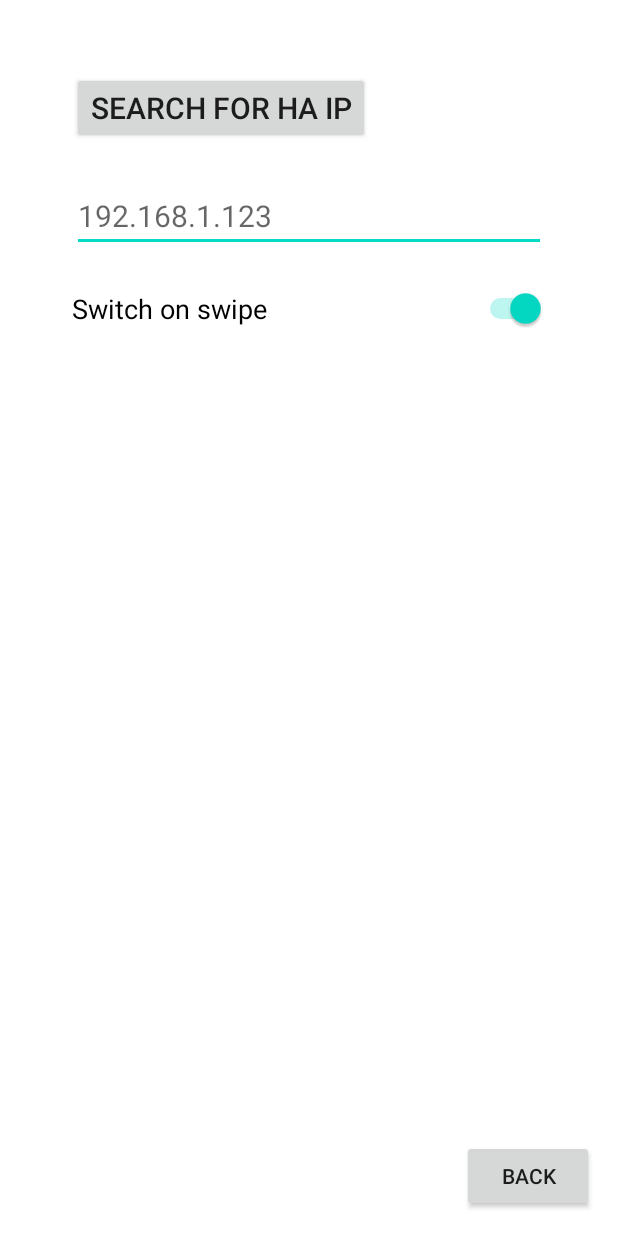
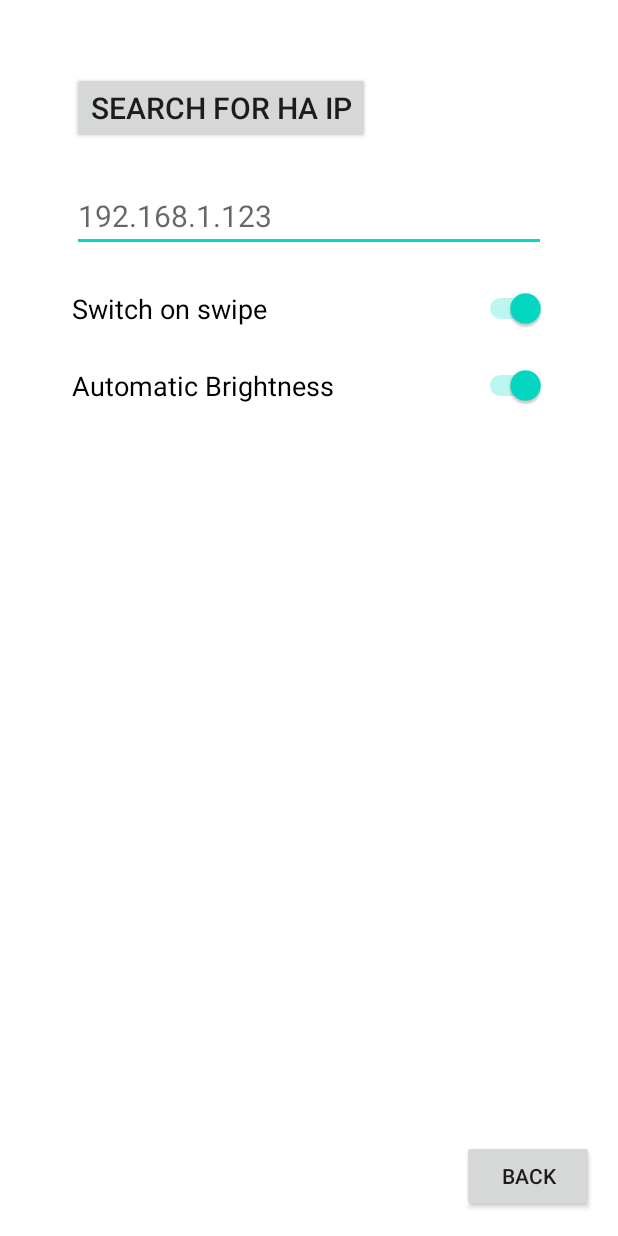
Before and after one commit to RapierXbox/ShellyElevate, an Android app built with Jetpack Compose: the SettingsActivity screen opened directly, with no data from a screen before it, on a phone screen of 412 x 824 dp. Run offline under Robolectric (Android 15) with nearby library versions, the phone set to English and light mode, and no system bars.

Commit message:
Add files via upload

```diff
--- a/app/build.gradle.kts
+++ b/app/build.gradle.kts
@@ -72,5 +72,4 @@ dependencies {
     androidTestImplementation(libs.ui.test.junit4)
     debugImplementation(libs.ui.tooling)
     debugImplementation(libs.ui.test.manifest)
-    implementation("org.tensorflow:tensorflow-lite:2.9.0")
 }
--- a/app/src/main/AndroidManifest.xml
+++ b/app/src/main/AndroidManifest.xml
@@ -10,6 +10,9 @@
         tools:ignore="ScopedStorage" />
     <uses-permission android:name="android.permission.READ_EXTERNAL_STORAGE"
         tools:ignore="ScopedStorage" />
+    <uses-permission android:name="android.permission.BODY_SENSORS"/>
+    <uses-permission android:name="android.permission.HIGH_SAMPLING_RATE_SENSORS"
+        tools:ignore="HighSamplingRate" />
 
 
     <application
--- a/app/src/main/java/me/rapierxbox/shellyelevatev2/BootReceiver.java
+++ b/app/src/main/java/me/rapierxbox/shellyelevatev2/BootReceiver.java
@@ -1,9 +1,11 @@
 package me.rapierxbox.shellyelevatev2;
 
-import android.app.Activity;
-import android.content.BroadcastReceiver;
+import static android.content.Context.MODE_PRIVATE;
+
 import android.content.Context;
 import android.content.Intent;
+import android.hardware.Sensor;
+import android.hardware.SensorManager;
 import android.util.Log;
 
 import androidx.legacy.content.WakefulBroadcastReceiver;
--- a/app/src/main/java/me/rapierxbox/shellyelevatev2/HttpServer.java
+++ b/app/src/main/java/me/rapierxbox/shellyelevatev2/HttpServer.java
@@ -15,7 +15,7 @@ import java.util.Map;
 import fi.iki.elonen.NanoHTTPD;
 
 public class HttpServer extends NanoHTTPD {
-    private Context context;
+    private final Context context;
     public HttpServer(Context c) {
         super(8080);
         this.context = c;
--- a/app/src/main/java/me/rapierxbox/shellyelevatev2/HttpServerService.java
+++ b/app/src/main/java/me/rapierxbox/shellyelevatev2/HttpServerService.java
@@ -18,7 +18,7 @@ public class HttpServerService extends Service {
         server = new HttpServer(this);
         try {
             server.start();
-            Log.i("ShellyElevateV2", "HTTP server started");
+            Log.i("HttpServerService", "HTTP server started");
         } catch (IOException e) {
             throw new RuntimeException(e);
         }
--- a/app/src/main/java/me/rapierxbox/shellyelevatev2/ServiceHelper.java
+++ b/app/src/main/java/me/rapierxbox/shellyelevatev2/ServiceHelper.java
@@ -1,8 +1,6 @@
 package me.rapierxbox.shellyelevatev2;
 
 import android.content.Context;
-import android.content.Intent;
-import android.net.Uri;
 import android.net.nsd.NsdManager;
 import android.net.nsd.NsdServiceInfo;
 import android.util.Log;
--- a/app/src/main/java/me/rapierxbox/shellyelevatev2/SettingsActivity.kt
+++ b/app/src/main/java/me/rapierxbox/shellyelevatev2/SettingsActivity.kt
@@ -1,12 +1,9 @@
 package me.rapierxbox.shellyelevatev2
 
+import android.annotation.SuppressLint
 import android.app.Activity
-import android.content.Context
 import android.content.SharedPreferences
 import android.os.Bundle
-import android.view.KeyEvent
-import android.view.inputmethod.EditorInfo
-import android.view.inputmethod.InputMethodManager
 import android.widget.Button
 import android.widget.EditText
 import android.widget.Switch
@@ -15,7 +12,10 @@ class SettingsActivity: Activity() {
     private lateinit var findIPButton: Button
     private lateinit var ipEditText: EditText
     private lateinit var backButton: Button
+    @SuppressLint("UseSwitchCompatOrMaterialCode")
     private lateinit var switchOnSwipeSwitch: Switch
+    @SuppressLint("UseSwitchCompatOrMaterialCode")
+    private lateinit var automaticBrightnessSwitch: Switch
     private lateinit var sharedPreferences: SharedPreferences
 
     override fun onCreate(savedInstanceState: Bundle?) {
@@ -39,10 +39,14 @@ class SettingsActivity: Activity() {
         switchOnSwipeSwitch = findViewById(R.id.switchOnSwipe)
         switchOnSwipeSwitch.isChecked = sharedPreferences.getBoolean("switchOnSwipe", true)
 
+        automaticBrightnessSwitch = findViewById(R.id.automaticBrightness)
+        automaticBrightnessSwitch.isChecked = sharedPreferences.getBoolean("automaticBrightness", true)
+
         backButton = findViewById(R.id.backButton)
         backButton.setOnClickListener {
-            sharedPreferences.edit().putString("homeAssistantIp", ipEditText.text.toString()).apply()
-            sharedPreferences.edit().putBoolean("switchOnSwipe", switchOnSwipeSwitch.isChecked).apply()
+            sharedPreferences.edit().putString("homeAssistantIp", ipEditText.text.toString())
+                .putBoolean("switchOnSwipe", switchOnSwipeSwitch.isChecked)
+                .putBoolean("automaticBrightness", automaticBrightnessSwitch.isChecked).apply()
             finish()
         }
     }
--- a/app/src/main/java/me/rapierxbox/shellyelevatev2/SwipeHelper.java
+++ b/app/src/main/java/me/rapierxbox/shellyelevatev2/SwipeHelper.java
@@ -1,8 +1,5 @@
 package me.rapierxbox.shellyelevatev2;
 
-import android.content.SharedPreferences;
-import android.util.Log;
-import android.view.GestureDetector;
 import android.view.MotionEvent;
 
 public class SwipeHelper{
@@ -11,7 +8,7 @@ public class SwipeHelper{
 
     public float minVel = 1.35F;
     public float minDist = 250.0F;
-    private Runnable action;
+    private final Runnable action;
 
     public SwipeHelper(Runnable runnable){
         this.action = runnable;
--- a/app/src/main/res/layout/settings_activity.xml
+++ b/app/src/main/res/layout/settings_activity.xml
@@ -22,7 +22,7 @@
             android:id="@+id/findIPButton"
             android:layout_width="wrap_content"
             android:layout_height="wrap_content"
-            android:text="Search for HA IP"
+            android:text="@string/findIPButtonText"
             android:textSize="20sp" />
 
         <EditText
@@ -30,7 +30,7 @@
             android:layout_width="match_parent"
             android:layout_height="wrap_content"
             android:layout_marginTop="24dp"
-            android:hint="192.168.1.123"
+            android:hint="@string/homeAssistantIpEditTextPreviewIp"
             android:textSize="20sp"
             android:imeOptions="actionDone"
             android:inputType="textUri"/>
@@ -39,7 +39,16 @@
             android:id="@+id/switchOnSwipe"
             android:layout_width="match_parent"
             android:layout_height="wrap_content"
-            android:text="Switch on swipe"
+            android:text="@string/switchOnSwipeText"
+            android:layout_marginTop="24dp"
+            android:textSize="18sp"
+            tools:ignore="UseSwitchCompatOrMaterialXml" />
+
+        <Switch
+            android:id="@+id/automaticBrightness"
+            android:layout_width="match_parent"
+            android:layout_height="wrap_content"
+            android:text="@string/automaticBrightnessText"
             android:layout_marginTop="24dp"
             android:textSize="18sp"
             tools:ignore="UseSwitchCompatOrMaterialXml" />
@@ -49,7 +58,7 @@
         android:id="@+id/backButton"
         android:layout_width="wrap_content"
         android:layout_height="wrap_content"
-        android:text="Back"
+        android:text="@string/backButtonText"
         android:layout_margin="16dp"
         app:layout_constraintBottom_toBottomOf="parent"
         app:layout_constraintEnd_toEndOf="parent"
--- a/app/src/main/res/values/strings.xml
+++ b/app/src/main/res/values/strings.xml
@@ -17,4 +17,9 @@
     <string name="attachment_summary_on">Automatically download attachments for incoming emails
     </string>
     <string name="attachment_summary_off">Only download attachments when manually requested</string>
+    <string name="homeAssistantIpEditTextPreviewIp">192.168.1.123</string>
+    <string name="findIPButtonText">Search for HA IP</string>
+    <string name="switchOnSwipeText">Switch on swipe</string>
+    <string name="backButtonText">Back</string>
+    <string name="automaticBrightnessText">Automatic Brightness</string>
 </resources>
```
Also changed, not shown: app/src/main/java/me/rapierxbox/shellyelevatev2/DeviceHelper.java (+44 -12 lines), app/src/main/java/me/rapierxbox/shellyelevatev2/DeviceSensorManager.java (added, +38 -0 lines), app/src/main/java/me/rapierxbox/shellyelevatev2/MainActivity.kt (+14 -3 lines).
